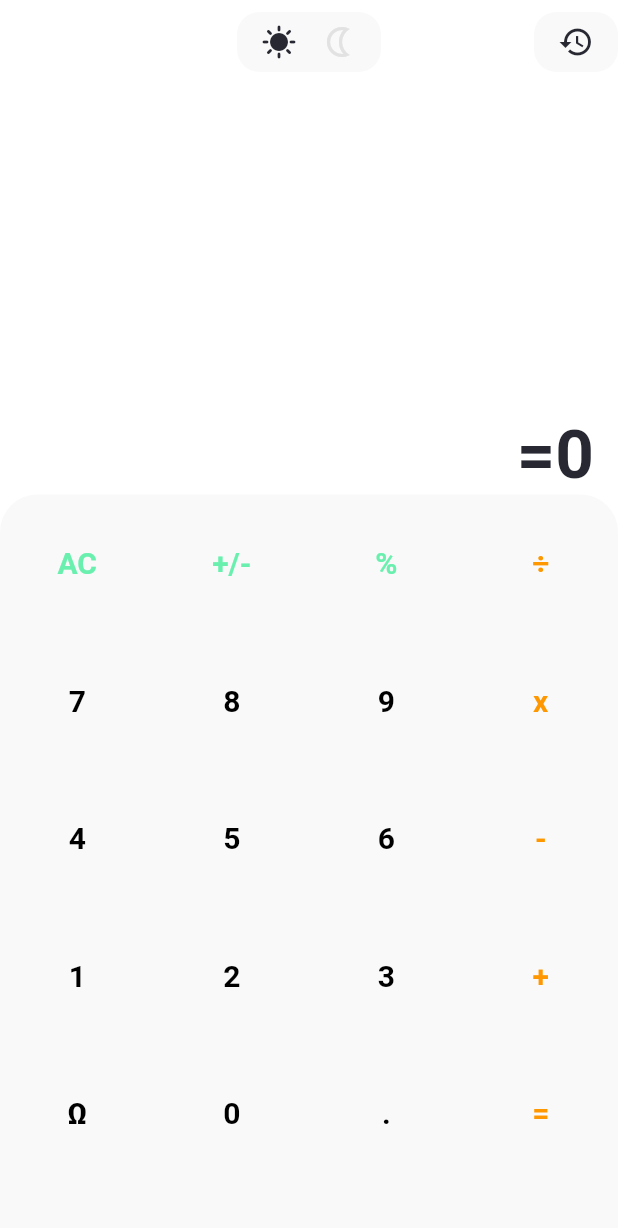
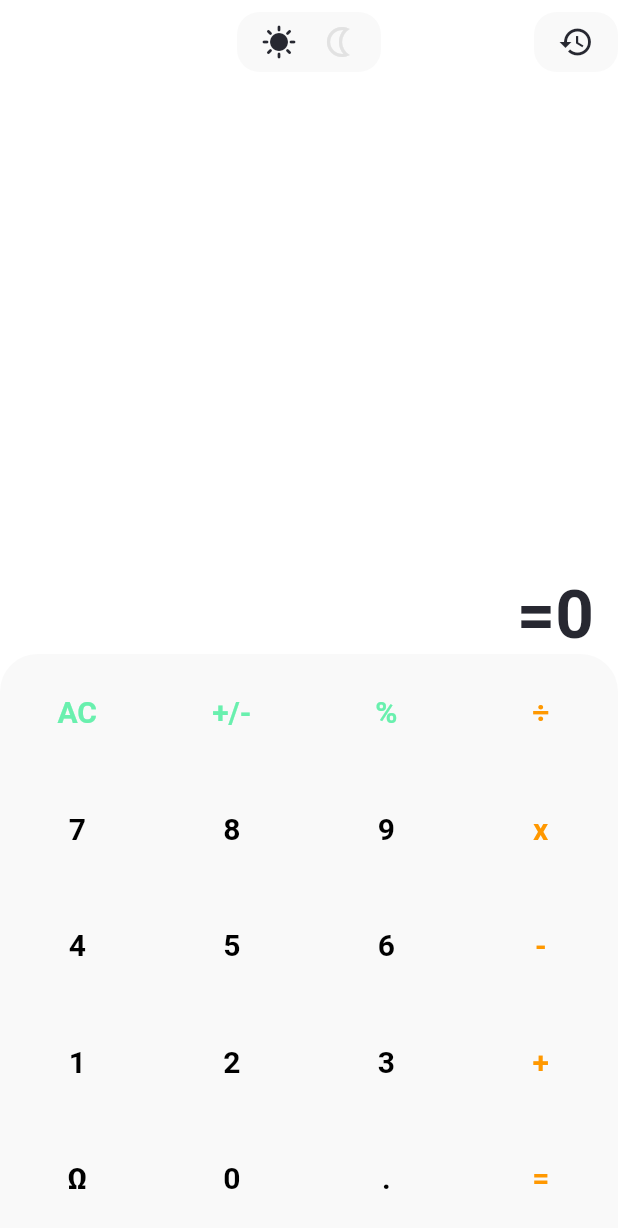
Before and after one commit to HerculesGit/calc_clean_arch, a Flutter app: the screen it shows after launch, on a phone screen of 412 x 824 dp. Shown: the top 1228 px of the screen. Run offline on Flutter 3.47's test engine with Material 2 defaults, Android fonts, the phone set to English and light mode, and no system bars; our stand-ins replace get_it, shared_preferences.

Commit message:
adjust keyboard to a responsive layout

```diff
--- a/lib/presentation/views/basic_calculate_view.dart
+++ b/lib/presentation/views/basic_calculate_view.dart
@@ -40,10 +40,7 @@ class BasicCalculateView extends StatelessWidget {
                   result: controller.result,
                 ),
               ),
-              SizedBox(
-                // color: Colors.green,
-                height: constraints.maxHeight * .6,
-                width: constraints.maxWidth,
+              Expanded(
                 child: CalculatorKeyboardWidget(
                   onButtonTapped: (key) => controller.didKeyPressed(key),
                 ),
--- a/lib/presentation/widgets/calculator_keyboard_widget.dart
+++ b/lib/presentation/widgets/calculator_keyboard_widget.dart
@@ -11,7 +11,6 @@ class CalculatorKeyboardWidget extends StatelessWidget {
 
   @override
   Widget build(BuildContext context) => Container(
-        padding: const EdgeInsets.only(bottom: kDefaultMargin + 20),
         decoration: BoxDecoration(
             borderRadius: const BorderRadius.only(
               topRight: Radius.circular(25),
```
